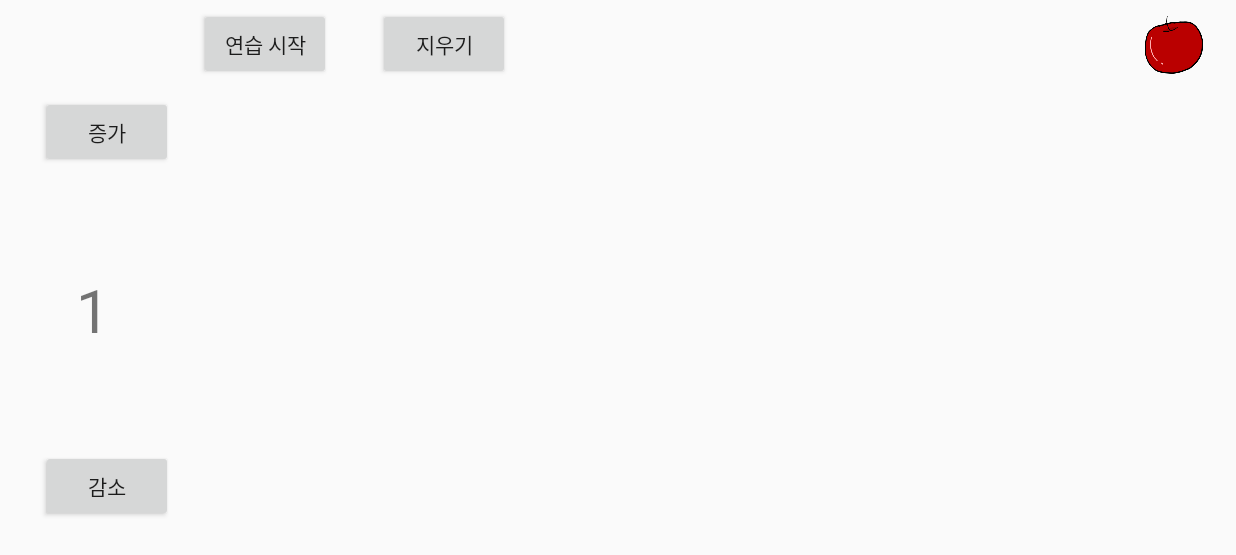
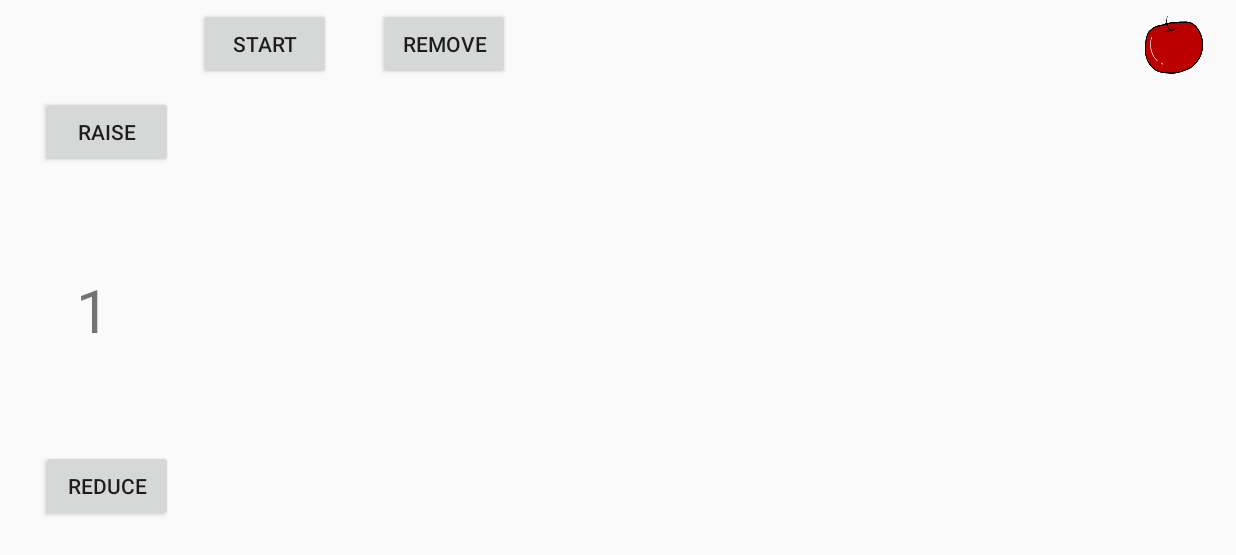
Before and after one commit to tmsgod2/fruitCut, an Android app: the screen it shows after launch (MainActivity), on a phone screen of 824 x 412 dp (held sideways). Shown: the top 555 px of the screen. Run offline under Robolectric (Android 15) with nearby library versions, the light colour scheme and no system bars.

Commit message:
strings 국가별(미국,한국)추가

```diff
--- a/app/src/main/java/com/sunlab/fruitscut/MainActivity.kt
+++ b/app/src/main/java/com/sunlab/fruitscut/MainActivity.kt
@@ -44,13 +44,14 @@ class MainActivity : AppCompatActivity() {
     //시간 측정 변수
     var startTime = 0L
     var endTime = 0L
-    val formatter = DateTimeFormatter.ofPattern("yyyy년 MM월 dd일 HH시 mm분 ss초");
+    lateinit var formatter:DateTimeFormatter
 
 
     override fun onCreate(savedInstanceState: Bundle?) {
         super.onCreate(savedInstanceState)
         setContentView(R.layout.activity_main)
 
+        formatter = DateTimeFormatter.ofPattern(getString(R.string.current_time_format_text));
         complete_textView.visibility = View.GONE
         // 초기는 연습하지 않으므로 false로 초기화
         isPractice = false
@@ -65,7 +66,7 @@ class MainActivity : AppCompatActivity() {
             deleteImage()
             startTime = System.currentTimeMillis();
 
-            Toast.makeText(this,"연습시작\n"+LocalDateTime.now().format(formatter),Toast.LENGTH_SHORT).show()
+            Toast.makeText(this,getString(R.string.practice_start_text).toString()+"\n"+LocalDateTime.now().format(formatter),Toast.LENGTH_SHORT).show()
 
             // 연습할 횟수에 따라 LinearLayout과 이미지 생성
             // LinearLayout은 연습 5개당 하나씩 증가
@@ -113,8 +114,8 @@ class MainActivity : AppCompatActivity() {
                         coloredImageQueue?.offer(currentImage)
                         if(imageQueue.peek()==null){
                             endTime = System.currentTimeMillis();
-                            Toast.makeText(this,"연습완료! ${(endTime-startTime)/(1000*60*60)}:${(endTime-startTime)/(1000*60)}:${(endTime-startTime)/1000}" +
-                                    "\n현재시간 : ${LocalDateTime.now().format(formatter)}",Toast.LENGTH_SHORT).show()
+                            Toast.makeText(this,"${getString(R.string.practice_complete_textview_name)} ${(endTime-startTime)/(1000*60*60)}:${(endTime-startTime)/(1000*60)}:${(endTime-startTime)/1000}" +
+                                    "\n${getString(R.string.current_time_text)}\n : ${LocalDateTime.now().format(formatter)}",Toast.LENGTH_SHORT).show()
                             EndPractice()
 //                            deleteImage()
                             isPractice = false
--- a/app/src/main/res/layout/activity_main.xml
+++ b/app/src/main/res/layout/activity_main.xml
@@ -12,7 +12,7 @@
         android:layout_height="wrap_content"
         android:layout_marginTop="8dp"
         android:layout_marginBottom="8dp"
-        android:text="연습 시작"
+        android:text="@string/practice_start_button_name"
         app:layout_constraintBottom_toTopOf="@+id/horizontalGuideline"
         app:layout_constraintEnd_toEndOf="parent"
         app:layout_constraintHorizontal_bias="0.015"
@@ -59,7 +59,7 @@
         android:id="@+id/deleteButton"
         android:layout_width="wrap_content"
         android:layout_height="wrap_content"
-        android:text="지우기"
+        android:text="@string/practice_remove_button_name"
         app:layout_constraintBottom_toTopOf="@+id/horizontalGuideline"
         app:layout_constraintEnd_toEndOf="parent"
         app:layout_constraintHorizontal_bias="0.061"
@@ -76,7 +76,7 @@
         android:layout_marginTop="64dp"
         android:layout_marginEnd="8dp"
         android:layout_marginRight="8dp"
-        android:text="증가"
+        android:text="@string/raise_button_name"
         app:layout_constraintEnd_toStartOf="@+id/verticalGuideline"
         app:layout_constraintHorizontal_bias="1.0"
         app:layout_constraintStart_toStartOf="parent"
@@ -91,7 +91,7 @@
         android:layout_marginEnd="8dp"
         android:layout_marginRight="8dp"
         android:layout_marginBottom="64dp"
-        android:text="감소"
+        android:text="@string/reduce_button_name"
         app:layout_constraintBottom_toBottomOf="parent"
         app:layout_constraintEnd_toStartOf="@+id/verticalGuideline"
         app:layout_constraintHorizontal_bias="1.0"
@@ -154,7 +154,7 @@
         android:id="@+id/complete_textView"
         android:layout_width="wrap_content"
         android:layout_height="wrap_content"
-        android:text="연습 완료!"
+        android:text="@string/practice_complete_textview_name"
         android:textSize="48sp"
         android:textStyle="bold"
         app:layout_constraintBottom_toBottomOf="parent"
--- a/app/src/main/res/values/strings.xml
+++ b/app/src/main/res/values/strings.xml
@@ -1,3 +1,11 @@
 <resources>
     <string name="app_name">FruitsCut</string>
+    <string name="raise_button_name">raise</string>
+    <string name="reduce_button_name">reduce</string>
+    <string name="practice_start_button_name">start</string>
+    <string name="practice_start_text">start</string>
+    <string name="practice_remove_button_name">remove</string>
+    <string name="practice_complete_textview_name">Complete!</string>
+    <string name="current_time_text">current time</string>
+    <string name="current_time_format_text">dd/MM/yyyy HH:mm:ss</string>
 </resources>
```
Also changed, not shown: 2 other files.
